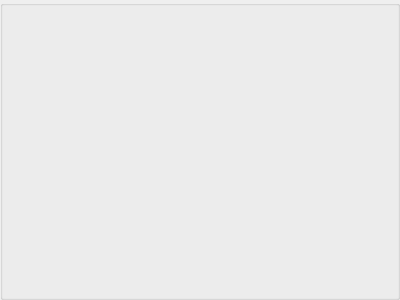
Before: the Qt Designer form gpu_tweaks.ui in alexhebri/SwiftBoost, drawn with Qt 5.
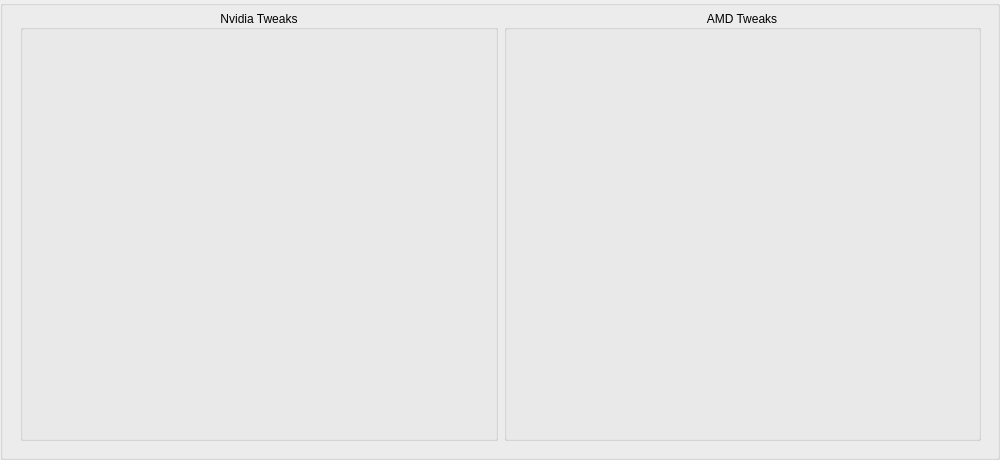
After: the same form once the commit is applied.

The edit to the form file:
```diff
--- a/gpu_tweaks.ui
+++ b/gpu_tweaks.ui
@@ -6,13 +6,75 @@
    <rect>
     <x>0</x>
     <y>0</y>
-    <width>400</width>
-    <height>300</height>
+    <width>1000</width>
+    <height>460</height>
    </rect>
   </property>
+  <property name="sizePolicy">
+   <sizepolicy hsizetype="Minimum" vsizetype="Minimum">
+    <horstretch>0</horstretch>
+    <verstretch>0</verstretch>
+   </sizepolicy>
+  </property>
+  <property name="minimumSize">
+   <size>
+    <width>1000</width>
+    <height>460</height>
+   </size>
+  </property>
+  <property name="maximumSize">
+   <size>
+    <width>1000</width>
+    <height>460</height>
+   </size>
+  </property>
   <property name="windowTitle">
    <string>GroupBox</string>
   </property>
+  <widget class="QWidget" name="">
+   <property name="geometry">
+    <rect>
+     <x>20</x>
+     <y>10</y>
+     <width>961</width>
+     <height>431</height>
+    </rect>
+   </property>
+   <layout class="QHBoxLayout" name="horizontalLayout">
+    <item>
+     <widget class="QGroupBox" name="groupBox">
+      <property name="minimumSize">
+       <size>
+        <width>400</width>
+        <height>400</height>
+       </size>
+      </property>
+      <property name="title">
+       <string>Nvidia Tweaks</string>
+      </property>
+      <property name="alignment">
+       <set>Qt::AlignmentFlag::AlignCenter</set>
+      </property>
+     </widget>
+    </item>
+    <item>
+     <widget class="QGroupBox" name="groupBox_2">
+      <property name="minimumSize">
+       <size>
+        <width>400</width>
+        <height>400</height>
+       </size>
+      </property>
+      <property name="title">
+       <string>AMD Tweaks</string>
+      </property>
+      <property name="alignment">
+       <set>Qt::AlignmentFlag::AlignCenter</set>
+      </property>
+     </widget>
+    </item>
+   </layout>
+  </widget>
  </widget>
  <resources/>
  <connections/>
```
